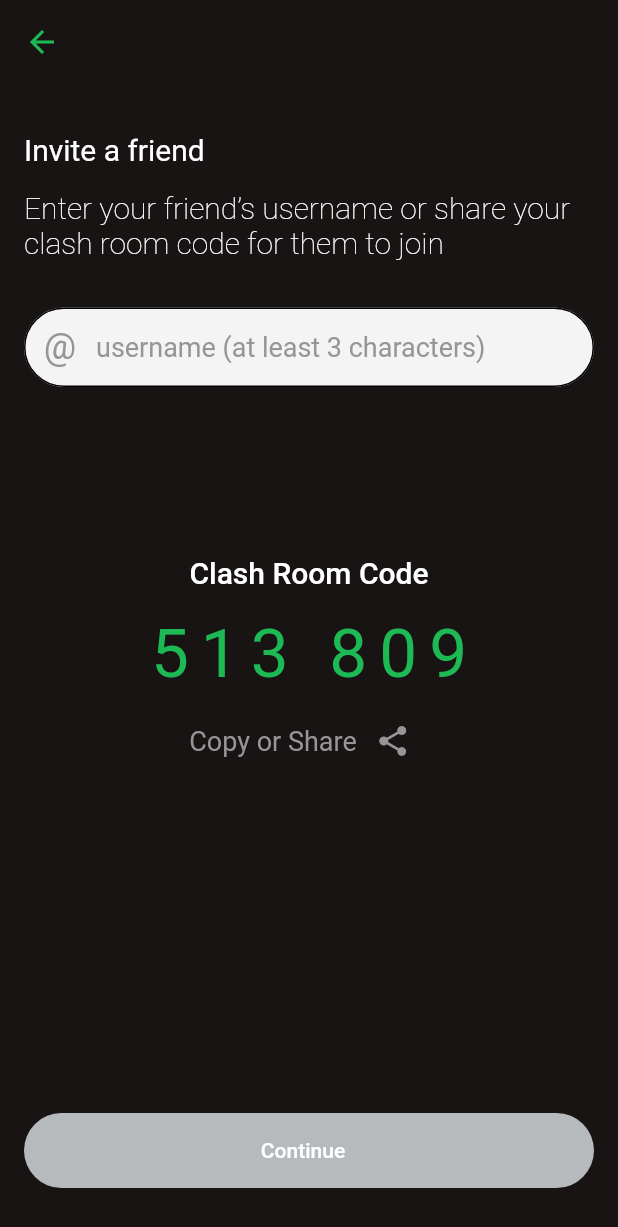
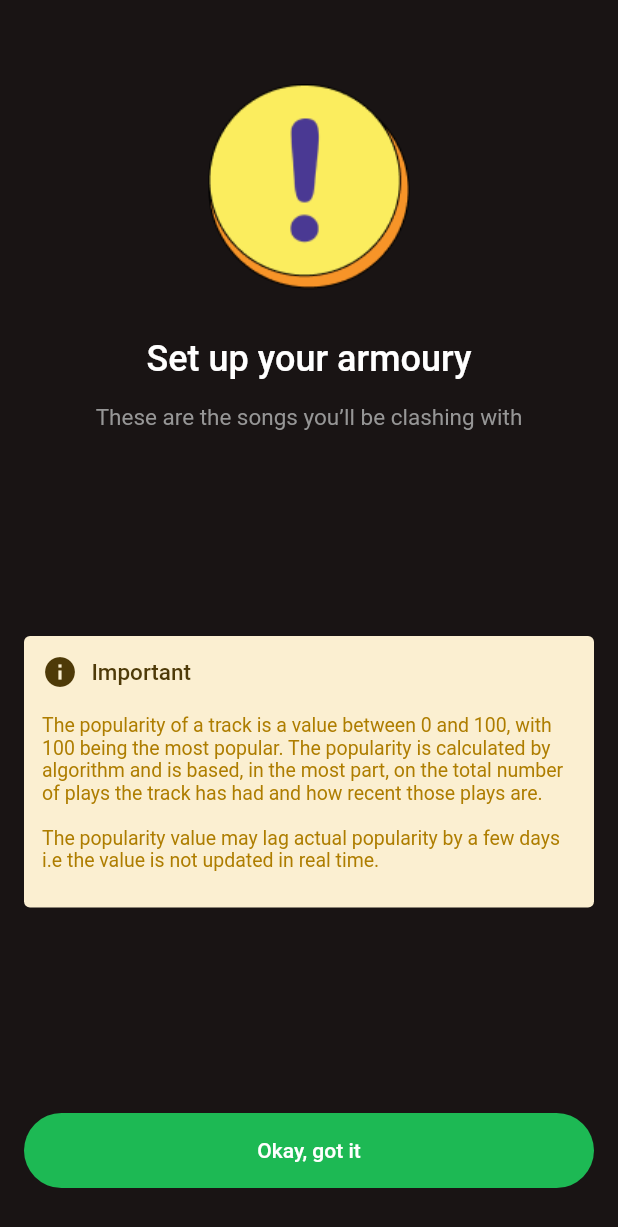
Before and after one commit to Nkwachi-N/Clash, a Flutter app: the HomeScreen screen opened by its route, after a tap on "Play", on a phone screen of 412 x 824 dp. Shown: the top 1227 px of the screen. Run offline on Flutter 3.47's test engine with Material 2 defaults, Android fonts, the phone set to English and light mode, and no system bars; our stand-ins replace cloud_firestore, dio, dotted_decoration, firebase_core, flutter_spinkit, flutter_svg and 4 more; missing offline and left inert: flutter_web_auth, onesignal_flutter, pkce; accounts and stored records are empty.

Commit message:
set up armoury screen

```diff
--- a/lib/colors.dart
+++ b/lib/colors.dart
@@ -19,4 +19,11 @@ class ClashColors{
 
   static const Color red = Color(0xFFEB5757);
 
+  static const Color brown = Color(0xFF4E3A08);
+
+  static const Color brown200 = Color(0xFFAE7D00);
+
+  ///I don't really know the name of this color lol.
+  static const Color orangeIsh = Color(0xFFFBEFD1);
+
 }
--- a/lib/main.dart
+++ b/lib/main.dart
@@ -2,6 +2,7 @@ import 'package:clash_flutter/colors.dart';
 import 'package:clash_flutter/core/provider/user_provider.dart';
 import 'package:clash_flutter/core/provider/game_provider.dart';
 import 'package:clash_flutter/routes/route_generator.dart';
+import 'package:clash_flutter/utils/theme.dart';
 import 'package:firebase_core/firebase_core.dart';
 import 'package:flutter/material.dart';
 import 'package:hive_flutter/hive_flutter.dart';
@@ -65,45 +66,7 @@ class _MyAppState extends State<MyApp> {
       child: MaterialApp(
         title: 'Clash',
         debugShowCheckedModeBanner: false,
-        theme: ThemeData(
-          brightness: Brightness.dark,
-          scaffoldBackgroundColor: ClashColors.black200,
-          textTheme: Typography.material2018().white.copyWith(
-                button: const TextStyle(
-                  fontWeight: FontWeight.w700,
-                  fontSize: 18.0,
-                ),
-                headline6: const TextStyle(
-                  fontSize: 20.0,
-                  fontWeight: FontWeight.normal,
-                ),
-              ),
-          textSelectionTheme: const TextSelectionThemeData(
-            cursorColor: ClashColors.green200,
-            selectionColor: ClashColors.green200,
-          ),
-          textButtonTheme: TextButtonThemeData(
-            style: ButtonStyle(
-              padding: MaterialStateProperty.all(
-                const EdgeInsets.all(17.0),
-              ),
-              shape: MaterialStateProperty.all(
-                RoundedRectangleBorder(
-                  borderRadius: BorderRadius.circular(30.0),
-                ),
-              ),
-              foregroundColor: MaterialStateProperty.all(Colors.white),
-              backgroundColor: MaterialStateProperty.resolveWith<Color>(
-                (Set<MaterialState> states) {
-                  if (states.contains(MaterialState.disabled)) {
-                    return ClashColors.grey700;
-                  }
-                  return ClashColors.green200; // Use the component's default.
-                },
-              ),
-            ),
-          ),
-        ),
+        theme: ClashTheme.darkTheme,
         initialRoute: widget.initialRoute,
         onGenerateRoute: RouteGenerator.generateRoute,
       ),
--- a/lib/routes/route_generator.dart
+++ b/lib/routes/route_generator.dart
@@ -8,6 +8,7 @@ import 'package:clash_flutter/screens/invite/invite_declined_screen.dart';
 import 'package:clash_flutter/screens/invite/invite_sent_screen.dart';
 import 'package:clash_flutter/screens/invite/received_invite_screen.dart';
 import 'package:clash_flutter/screens/rounds_screen.dart';
+import 'package:clash_flutter/screens/set_up_armoury_screen.dart';
 import 'package:clash_flutter/screens/sub_category_screen.dart';
 import 'package:clash_flutter/screens/home_screen.dart';
 import 'package:clash_flutter/screens/host_mode_screen.dart';
@@ -37,12 +38,17 @@ class RouteGenerator {
   static const createClashRoomScreen = '/createClashRoomScreen';
   static const receivedInviteScreen = '/receivedInviteScreen';
   static const successScreen = '/successScreen';
+  static const setUpArmouryScreen = '/setUpArmouryScreen';
 
   static Route<dynamic> generateRoute(RouteSettings settings) {
     switch (settings.name) {
       case authScreen:
         return MaterialPageRoute(
           builder: (context) => const AuthScreen(),
+        );
+      case setUpArmouryScreen:
+        return MaterialPageRoute(
+          builder: (context) => const SetUpArmouryScreen(),
         );
       case successScreen:
         final args = settings.arguments as SuccessScreenArgs;
--- a/lib/screens/home_screen.dart
+++ b/lib/screens/home_screen.dart
@@ -60,7 +60,7 @@ class _HomeScreenState extends State<HomeScreen> {
         child: Center(
             child: TextButton(
           onPressed: () {
-           Navigator.of(context).pushNamed(RouteGenerator.createClashRoomScreen,arguments: 'Kwaz');
+           Navigator.of(context).pushNamed(RouteGenerator.setUpArmouryScreen,arguments: 'Kwaz');
           },
           child: const Text(
             'Play',
--- /dev/null
+++ b/lib/screens/set_up_armoury_screen.dart
@@ -0,0 +1,100 @@
+import 'package:clash_flutter/colors.dart';
+import 'package:flutter/material.dart';
+
+class SetUpArmouryScreen extends StatelessWidget {
+  const SetUpArmouryScreen({Key? key}) : super(key: key);
+
+  @override
+  Widget build(BuildContext context) {
+    final textTheme = Theme.of(context).textTheme;
+
+    return SafeArea(
+      child: Scaffold(
+        body: Padding(
+          padding: const EdgeInsets.symmetric(horizontal: 16.0),
+          child: Column(
+            crossAxisAlignment: CrossAxisAlignment.stretch,
+            children: [
+              const SizedBox(
+                height: kToolbarHeight,
+              ),
+              Flexible(child: Image.asset('assets/images/exclamation.png')),
+              const SizedBox(
+                height: 32.0,
+              ),
+              Text(
+                'Set up your armoury',
+                textAlign: TextAlign.center,
+                style: textTheme.headline5?.copyWith(
+                  fontWeight: FontWeight.w500,
+                ),
+              ),
+              const SizedBox(
+                height: 16.0,
+              ),
+              const Text(
+                'These are the songs you’ll be clashing with',
+                textAlign: TextAlign.center,
+                style: const TextStyle(
+                    color: ClashColors.grey900,
+                    fontWeight: FontWeight.w400,
+                    fontSize: 15.0),
+              ),
+              const Spacer(),
+              Container(
+                padding: const EdgeInsets.fromLTRB(12.0, 12.0, 12.0, 24.0),
+                decoration: BoxDecoration(
+                  borderRadius: BorderRadius.circular(4.0),
+                  color: ClashColors.orangeIsh,
+                ),
+                child: Column(
+                  children: [
+                    Row(
+                      children: const [
+                        Icon(Icons.info, color: ClashColors.brown),
+                        SizedBox(
+                          width: 9.0,
+                        ),
+                        Text(
+                          'Important',
+                          style: TextStyle(
+                            fontSize: 15.0,
+                            color: ClashColors.brown,
+                            fontWeight: FontWeight.w500,
+                          ),
+                        )
+                      ],
+                    ),
+                    const SizedBox(
+                      height: 16.0,
+                    ),
+                    const Text(
+                      'The popularity of a track is a value between 0 and 100, '
+                      'with 100 being the most popular. The popularity is calculated by algorithm '
+                      'and is based, in the most part, on the total number of plays the track has had and'
+                      ' how recent those plays are.\n \nThe popularity value may lag actual popularity by a few days i.e '
+                      'the value is not updated in real time.',
+                      style: const TextStyle(
+                        fontSize: 13.0,
+                        fontWeight: FontWeight.w400,
+                        color: ClashColors.brown200,
+                      ),
+                    )
+                  ],
+                ),
+              ),
+              const Spacer(),
+              TextButton(
+                onPressed: () {},
+                child: const Text('Okay, got it'),
+              ),
+              const SizedBox(
+                height: 32.0,
+              ),
+            ],
+          ),
+        ),
+      ),
+    );
+  }
+}
--- a/lib/screens/success_screen.dart
+++ b/lib/screens/success_screen.dart
@@ -28,7 +28,7 @@ class SuccessScreen extends StatelessWidget {
           crossAxisAlignment: CrossAxisAlignment.stretch,
           children: [
             const Spacer(),
-            Center(child: Image.asset('assets/images/success.png')),
+            Flexible(child: Center(child: Image.asset('assets/images/success.png'))),
             const Spacer(),
             Padding(
               padding: const EdgeInsets.symmetric(horizontal: 16.0),
--- /dev/null
+++ b/lib/utils/theme.dart
@@ -0,0 +1,44 @@
+import 'package:clash_flutter/colors.dart';
+import 'package:flutter/material.dart';
+
+class ClashTheme{
+  static final darkTheme  = ThemeData(
+    brightness: Brightness.dark,
+    scaffoldBackgroundColor: ClashColors.black200,
+    textTheme: Typography.material2018().white.copyWith(
+      button: const TextStyle(
+        fontWeight: FontWeight.w700,
+        fontSize: 18.0,
+      ),
+      headline6: const TextStyle(
+        fontSize: 20.0,
+        fontWeight: FontWeight.normal,
+      ),
+    ),
+    textSelectionTheme: const TextSelectionThemeData(
+      cursorColor: ClashColors.green200,
+      selectionColor: ClashColors.green200,
+    ),
+    textButtonTheme: TextButtonThemeData(
+      style: ButtonStyle(
+        padding: MaterialStateProperty.all(
+          const EdgeInsets.all(17.0),
+        ),
+        shape: MaterialStateProperty.all(
+          RoundedRectangleBorder(
+            borderRadius: BorderRadius.circular(30.0),
+          ),
+        ),
+        foregroundColor: MaterialStateProperty.all(Colors.white),
+        backgroundColor: MaterialStateProperty.resolveWith<Color>(
+              (Set<MaterialState> states) {
+            if (states.contains(MaterialState.disabled)) {
+              return ClashColors.grey700;
+            }
+            return ClashColors.green200; // Use the component's default.
+          },
+        ),
+      ),
+    ),
+  );
+}
```
